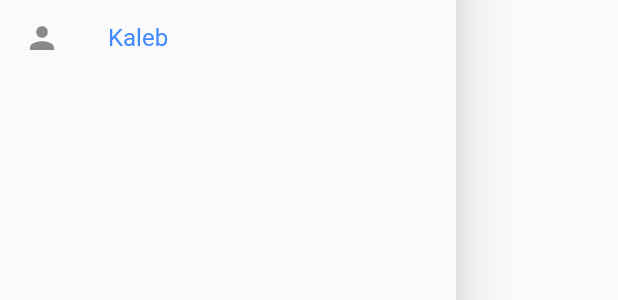
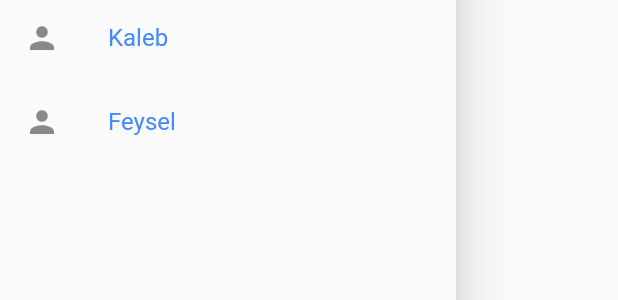
Before and after one commit to RealEskalate/Practice, a Flutter app: the MainDrawer widget shown alone on an empty page, opened directly, on a phone screen of 412 x 824 dp. Shown: the part 193-493 px from the top of the screen. Run offline on Flutter 3.47's test engine with Material 2 defaults, Android fonts, the phone set to English and light mode, and no system bars; our stand-ins replace flutter_bloc, google_fonts; Roboto replaces fonts that are missing (Piazzolla).

Commit message:
[mobile] feysel page drawer item added

```diff
--- a/starter_project_mobile/lib/screens/main_drawer.dart
+++ b/starter_project_mobile/lib/screens/main_drawer.dart
@@ -1,6 +1,7 @@
 import 'package:flutter/cupertino.dart';
 import 'package:flutter/material.dart';
 import 'package:google_fonts/google_fonts.dart';
+import 'package:start_project_mobile/screens/feysel_page.dart';
 import 'package:start_project_mobile/screens/kaleb_page.dart';
 
 class MainDrawer extends StatelessWidget {
@@ -38,6 +39,18 @@ class MainDrawer extends StatelessWidget {
               onTap: () {
                 Navigator.of(context).pushNamed(KalebPage.RouteName);
               }),
+          ListTile(
+              leading: Icon(Icons.person),
+              title: Text(
+                "Feysel",
+                style: TextStyle(
+                  color: Colors.blueAccent,
+                  fontSize: 16.0,
+                ),
+              ),
+              onTap: () {
+                Navigator.of(context).pushNamed(FeyselPage.RouteName);
+              }),
         ],
       ),
     );
```
